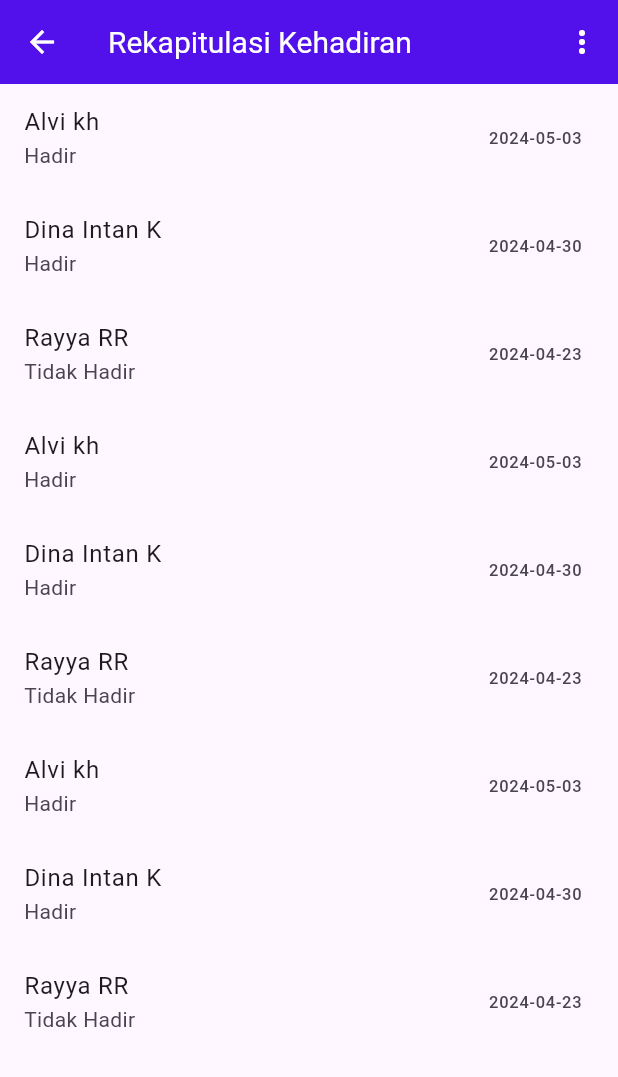
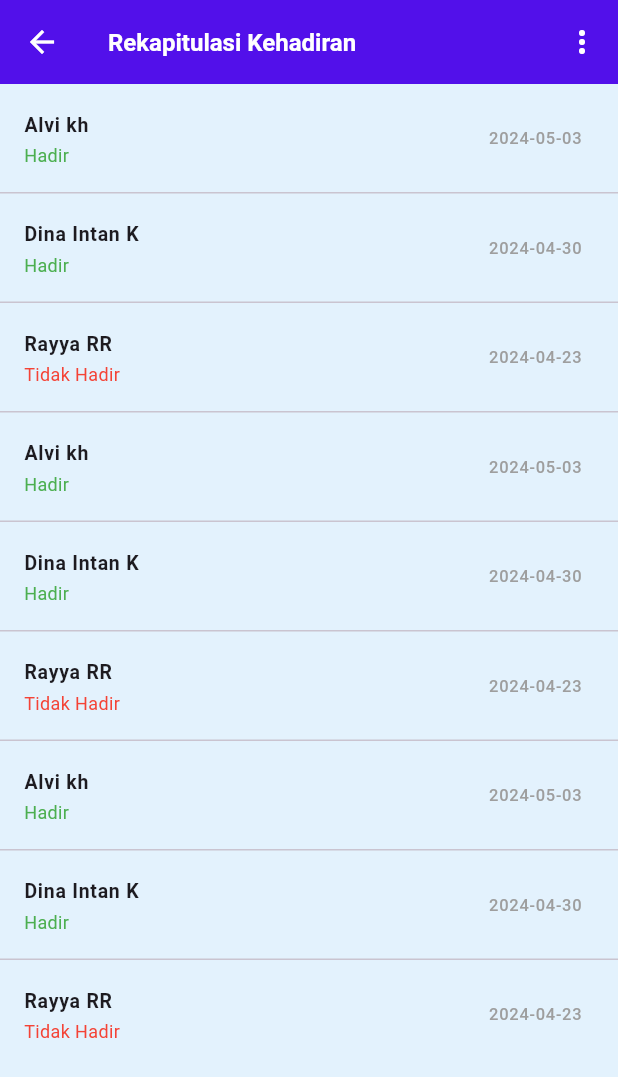
Before and after one commit to Alvikh/Proyek3Kelompok4-Mobile, a Flutter app: the screen it shows after launch, after a tap on "Masuk", on a phone screen of 412 x 824 dp. Shown: the top 1077 px of the screen. Run offline on Flutter 3.47's test engine with Material 3 defaults, Android fonts, the light colour scheme and no system bars.

Commit message:
mendesain sedikit

```diff
--- a/lib/main.dart
+++ b/lib/main.dart
@@ -11,6 +11,7 @@ class LoginForm extends StatelessWidget {
   @override
   Widget build(BuildContext context) {
     return Scaffold(
+      backgroundColor: Colors.blue[50],
       body: SingleChildScrollView(
         child: Column(
           crossAxisAlignment: CrossAxisAlignment.stretch,
@@ -23,7 +24,7 @@ class LoginForm extends StatelessWidget {
                 height: 100,
               ),
             ),
-            SizedBox(height: 10),
+            SizedBox(height: 30),
             Padding(
               padding: const EdgeInsets.symmetric(horizontal: 30),
               child: TextFormField(
@@ -35,7 +36,7 @@ class LoginForm extends StatelessWidget {
                   contentPadding:
                       EdgeInsets.symmetric(vertical: 10, horizontal: 10),
                 ),
-                style: TextStyle(fontSize: 16),
+                style: TextStyle(fontSize: 12),
               ),
             ),
             SizedBox(height: 10),
@@ -50,7 +51,7 @@ class LoginForm extends StatelessWidget {
                   contentPadding:
                       EdgeInsets.symmetric(vertical: 10, horizontal: 10),
                 ),
-                style: TextStyle(fontSize: 16),
+                style: TextStyle(fontSize: 12),
               ),
             ),
             Padding(
@@ -65,13 +66,12 @@ class LoginForm extends StatelessWidget {
                     child: Text(
                       'Lupa Kata Sandi',
                       style: TextStyle(
-                        color: Colors.blue,
-                        fontSize: 12.0,
-                        decoration: TextDecoration.underline,
+                        color: Color.fromARGB(255, 68, 69, 69),
+                        fontSize: 10.0,
                       ),
                     ),
                   ),
-                  SizedBox(width: 10),
+                  SizedBox(width: 65),
                   TextButton(
                     onPressed: () {
                       // Handle button press
@@ -79,9 +79,8 @@ class LoginForm extends StatelessWidget {
                     child: Text(
                       'Belum Punya Akun?',
                       style: TextStyle(
-                        color: Colors.blue,
-                        fontSize: 12.0,
-                        decoration: TextDecoration.underline,
+                        color: Color.fromARGB(255, 68, 69, 69),
+                        fontSize: 10.0,
                       ),
                     ),
                   ),
@@ -89,7 +88,7 @@ class LoginForm extends StatelessWidget {
               ),
             ),
             Padding(
-              padding: const EdgeInsets.symmetric(horizontal: 30),
+              padding: const EdgeInsets.symmetric(horizontal: 100),
               child: TextButton(
                 onPressed: () {
                   Navigator.push(
@@ -102,18 +101,18 @@ class LoginForm extends StatelessWidget {
                   backgroundColor: MaterialStateProperty.all<Color>(
                       Color.fromARGB(255, 82, 16, 234)),
                   padding: MaterialStateProperty.all<EdgeInsetsGeometry>(
-                      EdgeInsets.all(16)),
+                      EdgeInsets.all(10)),
                   shape: MaterialStateProperty.all<RoundedRectangleBorder>(
                     RoundedRectangleBorder(
-                      borderRadius: BorderRadius.circular(5),
+                      borderRadius: BorderRadius.circular(20),
                     ),
                   ),
-                  minimumSize: MaterialStateProperty.all<Size>(Size(300, 50)),
+
                 ),
                 child: Text(
                   "Masuk",
                   style: TextStyle(
-                    letterSpacing: 2,
+                    letterSpacing: 1,
                     color: Colors.white,
                     fontSize: 12,
                   ),
--- a/lib/rekapitulasi.dart
+++ b/lib/rekapitulasi.dart
@@ -57,13 +57,13 @@ class _RekapitulasiState extends State<Rekapitulasi> {
   @override
   Widget build(BuildContext context) {
     return Scaffold(
+      backgroundColor: Colors.blue[50],
       appBar: AppBar(
-        title: Text('Rekapitulasi Kehadiran'),
+        title: Text(
+          'Rekapitulasi Kehadiran',
+          style: TextStyle(color: Colors.white, fontSize: 16, fontWeight: FontWeight.bold),
+        ),
         iconTheme: IconThemeData(color: Colors.white),
-        titleTextStyle: TextStyle(
-          color: Colors.white,
-          fontSize: 20,
-          ),
         backgroundColor: Color.fromARGB(255, 82, 16, 234),
         actions: [
           PopupMenuButton<String>(
@@ -72,7 +72,7 @@ class _RekapitulasiState extends State<Rekapitulasi> {
               return ['Hari Ini', 'Minggu Ini', 'Bulan Ini', 'Semua'].map((String choice) {
                 return PopupMenuItem<String>(
                   value: choice,
-                  child: Text(choice),
+                  child: Text(choice, style: TextStyle(color: Colors.black)), // Warna teks hitam
                 );
               }).toList();
             },
@@ -80,13 +80,18 @@ class _RekapitulasiState extends State<Rekapitulasi> {
         ],
       ),
       body: ListView.builder(
-        itemCount: _attendanceData.length,
+        itemCount: _attendanceData.length * 2 - 1, // Menghitung jumlah item dan garis pemisah
         itemBuilder: (context, index) {
-          final attendance = _attendanceData[index];
+          if (index.isOdd) return Divider(height: 1); // Tambahkan garis pemisah pada indeks ganjil
+          final realIndex = index ~/ 2; // Hitung indeks asli dari item
+          final attendance = _attendanceData[realIndex];
           return ListTile(
-            title: Text(attendance['name']),
-            subtitle: Text(attendance['status']),
-            trailing: Text(DateFormat('yyyy-MM-dd').format(attendance['date'])),
+            title: Text(attendance['name'], style: TextStyle(fontSize: 13, fontWeight: FontWeight.bold)),
+            subtitle: Text(
+              attendance['status'],
+              style: TextStyle(color: attendance['status'] == 'Hadir' ? Colors.green : Colors.red, fontSize: 12),
+            ),
+            trailing: Text(DateFormat('yyyy-MM-dd').format(attendance['date']), style: TextStyle(color: Colors.grey)),
           );
         },
       ),
```
